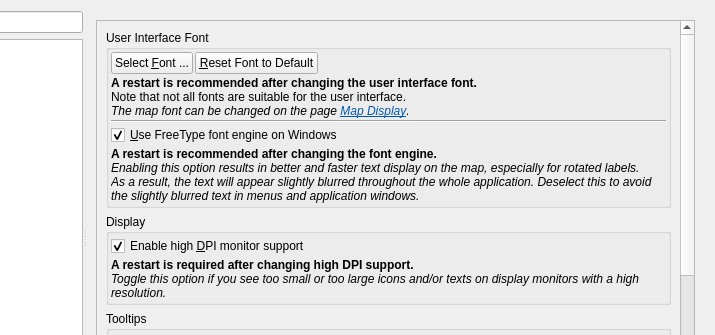
Qt form src/options/options.ui (albar965/littlenavmap) before a commit; both pictures show x 231 to 946 and y 0 to 335 of the 946 by 501 pixel window.
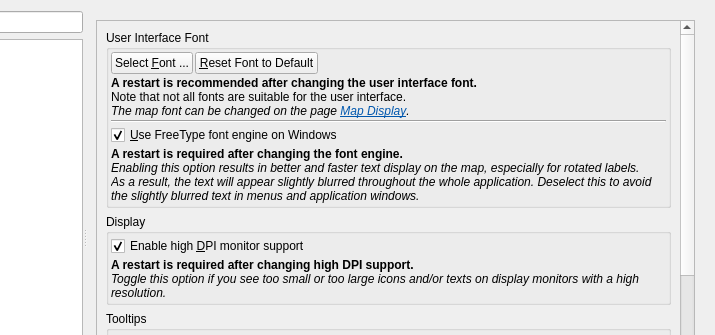
The same form after that commit. The open tabs and pages were chosen to show the change. Icons and pictures are not drawn.

Commit message: Text corrections in options

```diff
--- a/src/options/options.ui
+++ b/src/options/options.ui
@@ -627,8 +627,8 @@
             <rect>
              <x>0</x>
              <y>0</y>
-             <width>419</width>
-             <height>1030</height>
+             <width>617</width>
+             <height>970</height>
             </rect>
            </property>
            <layout class="QVBoxLayout" name="verticalLayout_23">
@@ -710,7 +710,7 @@
                <item row="6" column="0" colspan="3">
                 <widget class="QLabel" name="labelOptionsFreetypeHint">
                  <property name="text">
-                  <string>&lt;html&gt;&lt;head/&gt;&lt;body&gt;&lt;p&gt;&lt;span style=&quot; font-weight:600;&quot;&gt;A restart is recommended after changing the font engine.&lt;/span&gt;&lt;br/&gt;&lt;img src=&quot;:/littlenavmap/resources/icons/bulb.svg&quot;/&gt;&lt;span style=&quot; font-style:italic;&quot;&gt;Enabling this option results in better and faster text display on the map, especially for rotated labels. &lt;br/&gt;As a result, the text will appear slightly blurred throughout the whole application. Deselect this to avoid the slightly blurred text in menus and application windows.&lt;/span&gt;&lt;/p&gt;&lt;/body&gt;&lt;/html&gt;</string>
+                  <string>&lt;html&gt;&lt;head/&gt;&lt;body&gt;&lt;p&gt;&lt;span style=&quot; font-weight:600;&quot;&gt;A restart is required after changing the font engine.&lt;/span&gt;&lt;br/&gt;&lt;img src=&quot;:/littlenavmap/resources/icons/bulb.svg&quot;/&gt;&lt;span style=&quot; font-style:italic;&quot;&gt;Enabling this option results in better and faster text display on the map, especially for rotated labels. &lt;br/&gt;As a result, the text will appear slightly blurred throughout the whole application. Deselect this to avoid the slightly blurred text in menus and application windows.&lt;/span&gt;&lt;/p&gt;&lt;/body&gt;&lt;/html&gt;</string>
                  </property>
                  <property name="wordWrap">
                   <bool>true</bool>
```
Left out of the diff: 8 changed lines with no effect on the pictures. The commit also changes 8 other files.
